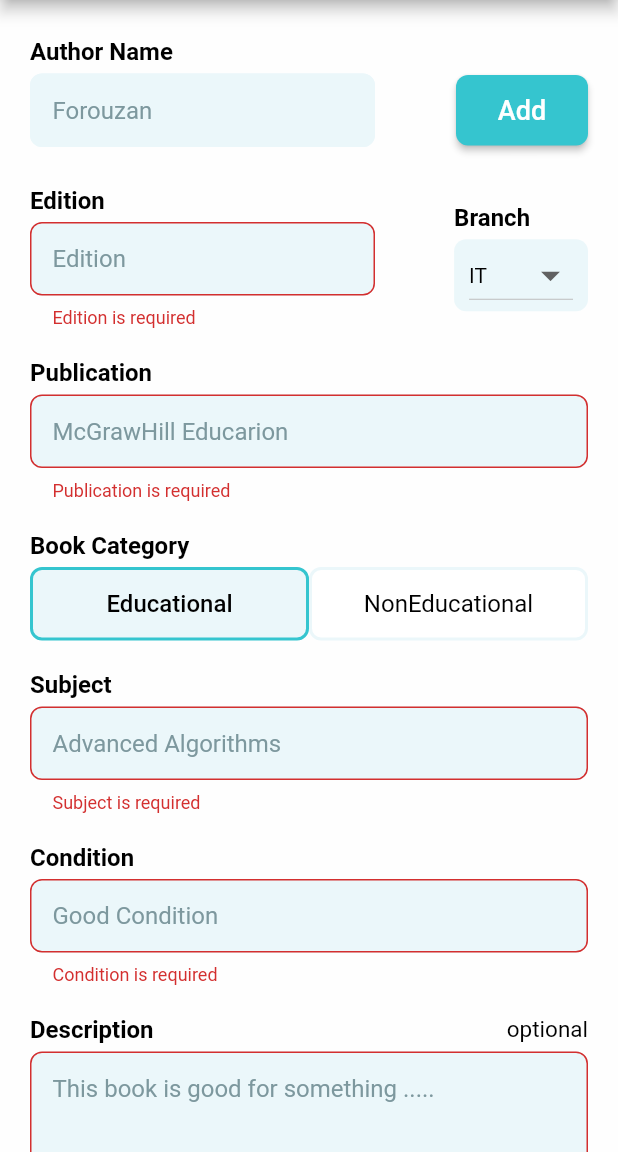
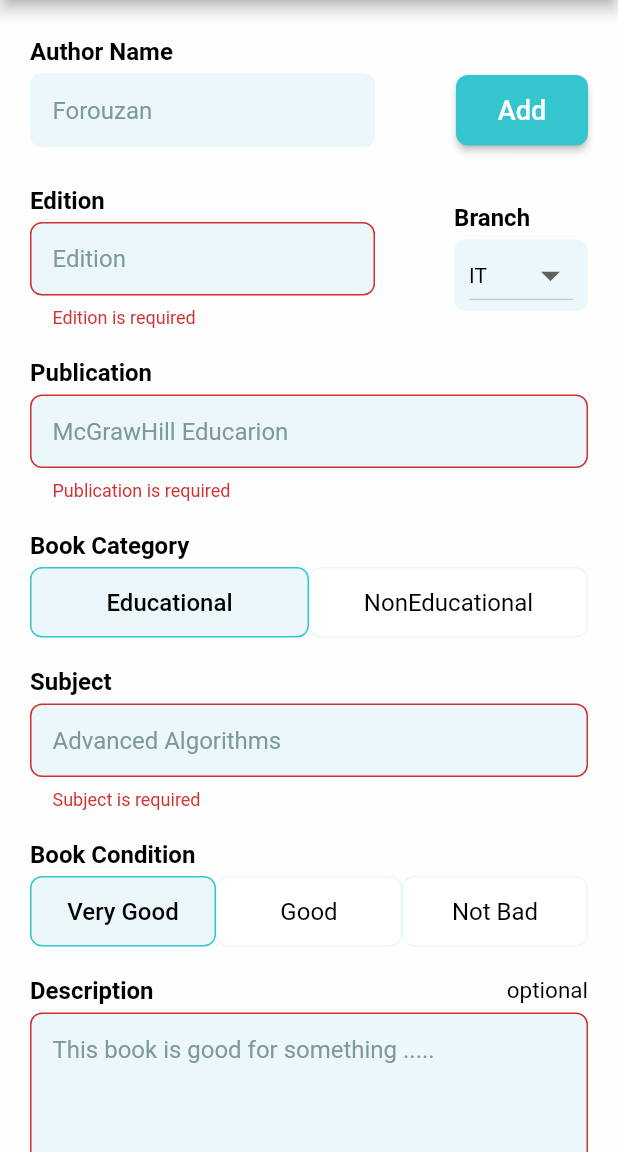
Before and after one commit to sourabhb77/ShopConn-Flutter-App, a Flutter app: the AddProuctScreen screen opened directly, after a tap on "Next", on a phone screen of 412 x 824 dp, the part 84-1236 px from its top. Run offline on Flutter 3.47's test engine with Material 2 defaults, Android fonts, the phone set to English and light mode, and no system bars; our stand-ins replace carousel_slider, cloud_firestore, firebase_auth, firebase_storage, image_cropper, image_picker and 1 more; missing offline and left inert: dart:ffi; accounts and stored records are empty.

Commit message:
addscreen book uiV2

```diff
--- a/lib/screens/AddProductScreen.dart
+++ b/lib/screens/AddProductScreen.dart
@@ -40,27 +40,40 @@ class _AddProuctScreenState extends State<AddProuctScreen> {
   Widget _buildProductNameField() {
     return Container(
       margin: EdgeInsets.symmetric(horizontal: 20.0, vertical: 10.0),
-      child: TextFormField(
+      child: Column(
+        crossAxisAlignment: CrossAxisAlignment.start,
+        children: [
+          Text(
+            "Product Name",
+            style: TextStyle(
+              fontSize: 16.0,
+              color: sc_ItemTitleColor,
+              fontWeight: FontWeight.w600,
+            ),
+          ),
+          SizedBox(height: 5.0,),
+          TextFormField(
             decoration: InputDecoration(
               fillColor: sc_InputBackgroundColor,
               filled: true,
-          prefixIcon: Icon(
-            Icons.print,
-            color: sc_ItemTitleColor,
-          ),
-          hintText: "Product Name",
+              isDense: true,
+              contentPadding: EdgeInsets.all(15),
+              hintText: "eg. Boiler Suit, Algorithms",
               hintStyle: TextStyle(
                 color: sc_InputHintTextColor,
                 fontSize: 16.0,
               ),
-          enabledBorder: UnderlineInputBorder(
-            borderSide: BorderSide(color: sc_PrimaryColor, width: 3.0),
+              enabledBorder: OutlineInputBorder(
+                borderRadius: BorderRadius.all(Radius.circular(8.0)),
+                borderSide: BorderSide(color: sc_InputBackgroundColor),
               ),
-          focusedBorder: UnderlineInputBorder(
-            borderSide: BorderSide(color: sc_PrimaryColor, width: 3.0),
+              focusedBorder: OutlineInputBorder(
+                borderSide: BorderSide(color: sc_InputBackgroundColor),
+                borderRadius: BorderRadius.all(Radius.circular(8.0)),
               ),
-          border: UnderlineInputBorder(
-            borderSide: BorderSide(color: sc_PrimaryColor, width: 3.0),
+              border: OutlineInputBorder(
+                borderSide: BorderSide(color: sc_InputBackgroundColor),
+                borderRadius: BorderRadius.all(Radius.circular(8.0)),
               ),
             ),
             keyboardType: TextInputType.text,
@@ -96,6 +109,8 @@ class _AddProuctScreenState extends State<AddProuctScreen> {
               print("\n****************\n");
             },
           ),
+        ],
+      ),
     );
   }
 
@@ -129,8 +144,9 @@ class _AddProuctScreenState extends State<AddProuctScreen> {
                   "Whats Your Product Details ?\nfill here",
                   style: TextStyle(
                     color: sc_ItemInfoColor,
-                    fontSize: 16.0,
-                    fontWeight: FontWeight.w500,
+                    fontSize: 18.0,
+                    fontWeight: FontWeight.w700,
+                    letterSpacing: 1.0,
                   ),
                 ),
               ),
@@ -140,7 +156,7 @@ class _AddProuctScreenState extends State<AddProuctScreen> {
 
               _buildProductNameField(),
               SizedBox(
-                height: 30.0,
+                height: 10.0,
               ),
               Padding(
                 padding: const EdgeInsets.symmetric(horizontal: 20.0),
@@ -149,7 +165,7 @@ class _AddProuctScreenState extends State<AddProuctScreen> {
                   style: TextStyle(
                     color: sc_ItemInfoColor,
                     fontSize: 16.0,
-                    fontWeight: FontWeight.w500,
+                    fontWeight: FontWeight.w600,
                   ),
                 ),
               ),
--- a/lib/screens/AddProductScreen_Book.dart
+++ b/lib/screens/AddProductScreen_Book.dart
@@ -27,6 +27,7 @@ class _AddProuctScreen_BookState extends State<AddProuctScreen_Book> {
   List<String> authorList = [];
   String _branch = 'IT';
   String _bookCat = "Educational";
+  String _condition ="Very Good"; //[very good, good , not bad]
   // List newList = List.from(authorList);
   TextEditingController authorListController = new TextEditingController();
   List<File> imageList= List(); //To store Path of each Images
@@ -181,11 +182,14 @@ class _AddProuctScreen_BookState extends State<AddProuctScreen_Book> {
               if (value.isEmpty) {
                 return 'Edition is required';
               }
+              try {
                 var edi = int.tryParse(value);
                 if (edi <1  || edi > 10) {
                   return 'Edition must be betweem 1 and 10';
                 }
-
+              } catch (err) {
+                return 'Edition must be number';
+              }
               return null;
             },
             onSaved: (String value) {
@@ -274,8 +278,6 @@ class _AddProuctScreen_BookState extends State<AddProuctScreen_Book> {
     );
   }
 
-
-
   Widget _buildPriceField() {
     return Container(
       width: 150.0,
@@ -332,11 +334,14 @@ class _AddProuctScreen_BookState extends State<AddProuctScreen_Book> {
               if (value.isEmpty) {
                 return 'Price is required';
               }
+              try {
                 var pr = int.tryParse(value);
                 if (pr <0  || pr > 30000) {
                   return 'Price must be greater equal to 0';
                 }
-
+              } catch (err) {
+                return 'Price must be number';
+              }
               return null;
             },
             onSaved: (String value) {
@@ -349,7 +354,6 @@ class _AddProuctScreen_BookState extends State<AddProuctScreen_Book> {
       ),
     );
   }
-
 
   Widget _buildPublication() {
     return Container(
@@ -420,7 +424,7 @@ class _AddProuctScreen_BookState extends State<AddProuctScreen_Book> {
         crossAxisAlignment: CrossAxisAlignment.start,
         children: [
           Text(
-            "Condition",
+            "Book Condition",
             style: TextStyle(
               fontSize: 16.0,
               color: sc_ItemTitleColor,
@@ -428,140 +432,108 @@ class _AddProuctScreen_BookState extends State<AddProuctScreen_Book> {
             ),
           ),
           SizedBox(height: 5.0,),
-          TextFormField(
-            // maxLines: 5,
-            decoration: InputDecoration(
-              fillColor: sc_InputBackgroundColor,
-              filled: true,
-              isDense: true,
-              contentPadding: EdgeInsets.all(15),
-              hintText: "Good Condition",
-              hintStyle: TextStyle(
-                color: sc_InputHintTextColor,
+          Row(
+            children: <Widget>[
+              Expanded(
+                flex: 2,
+                child: GestureDetector(
+                  onTap: () => setState(() => _condition = "Very Good"),
+                  child: Container(
+                    decoration: BoxDecoration(
+                      color: _condition == "Very Good" ? sc_InputBackgroundColor : sc_AppBarTextColor,
+                      border: Border.all(
+                        color: _condition == "Very Good" ? sc_PrimaryColor : sc_InputBackgroundColor,
+                        width: 1.0,
+                      ),
+                      borderRadius: BorderRadius.circular(8.0),
+
+                    ),
+                    padding: EdgeInsets.symmetric(vertical: 13.0),
+                    child: Column(
+                      mainAxisAlignment: MainAxisAlignment.center,
+                      children: [
+                        Text(
+                          "Very Good",
+                          style: TextStyle(
                             fontSize: 16.0,
-              ),
-              enabledBorder: OutlineInputBorder(
-                borderRadius: BorderRadius.all(Radius.circular(8.0)),
-                borderSide: BorderSide(color: sc_InputBackgroundColor),
-              ),
-              focusedBorder: OutlineInputBorder(
-                borderSide: BorderSide(color: sc_InputBackgroundColor),
-                borderRadius: BorderRadius.all(Radius.circular(8.0)),
-              ),
-              border: OutlineInputBorder(
-                borderSide: BorderSide(color: sc_InputBackgroundColor),
-                borderRadius: BorderRadius.all(Radius.circular(8.0)),
+                            color: sc_ItemTitleColor,
+                            fontWeight: _condition == "Very Good" ? FontWeight.w500 : FontWeight.normal,
                           ),
                         ),
-            keyboardType: TextInputType.text,
-            validator: (String value) {
-              if (value.isEmpty) {
-                return 'Condition is required';
-              }
+                      ],
+                    ),
+                  ),
+                ),
+              ),
+              Expanded(
+                flex: 2,
+                child: GestureDetector(
+                  onTap: () => setState(() => _condition = "Good"),
+                  child: Container(
+                    // margin: EdgeInsets.symmetric(horizontal: 2.0),
+                    decoration: BoxDecoration(
+                      color: _condition == "Good" ? sc_InputBackgroundColor : sc_AppBarTextColor,
+                      border: Border.all(
+                        color: _condition == "Good" ? sc_PrimaryColor : sc_InputBackgroundColor,
+                        width: 1.0,
+                      ),
+                      borderRadius: BorderRadius.circular(8.0),
 
-              if (value.length <5  || value.length > 100) {
-                return 'Condition must be betweem 4 and 100 characters';
-              }
+                    ),
+                    padding: EdgeInsets.symmetric(vertical: 13.0),
+                    child: Column(
+                      mainAxisAlignment: MainAxisAlignment.center,
+                      children: [
+                        Text(
+                          "Good",
+                          style: TextStyle(
+                            fontSize: 16.0,
+                            color: sc_ItemTitleColor,
+                            fontWeight: _condition == "Good" ? FontWeight.w500 : FontWeight.normal,
+                          ),
+                        ),
+                      ],
+                    ),
+                  ),
+                ),
+              ),
+              Expanded(
+                flex: 2,
+                child: GestureDetector(
+                  onTap: () => setState(() => _condition = "Not Bad"),
+                  child: Container(
+                    decoration: BoxDecoration(
+                      color: _condition == "Not Bad" ? sc_InputBackgroundColor : sc_AppBarTextColor,
+                      border: Border.all(
+                        color: _condition == "Not Bad" ? sc_PrimaryColor : sc_InputBackgroundColor,
+                        width: 1.0,
+                      ),
+                      borderRadius: BorderRadius.circular(8.0),
 
-              return null;
-            },
-            onSaved: (String value) {
-              _currentBook.condition =value;
-              print(value);
-            },
                     ),
+                    padding: EdgeInsets.symmetric(vertical: 13.0),
+                    child: Column(
+                      mainAxisAlignment: MainAxisAlignment.center,
+                      children: [
+                        Text(
+                          "Not Bad",
+                          style: TextStyle(
+                            fontSize: 16.0,
+                            color: sc_ItemTitleColor,
+                            fontWeight: _condition == "Not Bad" ? FontWeight.w500 : FontWeight.normal,
+                          ),
+                        ),
+                      ],
+                    ),
+                  ),
+                ),
+              ),
+            ],
+          )
         ],
       ),
     );
   }
-
-
-
-  // Widget _buildCondition() {
-  //   return Container(
-  //     margin: EdgeInsets.symmetric(horizontal: 20.0, vertical: 10.0),
-  //     child: Column(
-  //       crossAxisAlignment: CrossAxisAlignment.start,
-  //       children: [
-  //         Text(
-  //           "Book Condition",
-  //           style: TextStyle(
-  //             fontSize: 16.0,
-  //             color: sc_ItemTitleColor
-  //           ),
-  //         ),
-  //         SizedBox(height: 5.0,),
-  //         Row(
-  //           children: <Widget>[
-  //             Expanded(
-  //               flex: 3,
-  //               child: GestureDetector(
-  //                 onTap: () => setState(() => _bookCat = "Educational"),
-  //                 child: Container(
-  //                   decoration: BoxDecoration(
-  //                     color: _bookCat == "Educational" ? sc_InputBackgroundColor : sc_AppBarTextColor,
-  //                     border: Border.all(
-  //                       color: _bookCat == "Educational" ? sc_PrimaryColor : sc_InputBackgroundColor,
-  //                       width: 2.0,
-  //                     ),
-  //                     borderRadius: BorderRadius.circular(8.0),
-
-  //                   ),
-  //                   padding: EdgeInsets.symmetric(vertical: 13.0),
-  //                   child: Column(
-  //                     mainAxisAlignment: MainAxisAlignment.center,
-  //                     children: [
-  //                       Text(
-  //                         "Educational",
-  //                         style: TextStyle(
-  //                           fontSize: 16.0,
-  //                           color: sc_ItemTitleColor,
-  //                           fontWeight: _bookCat == "Educational" ? FontWeight.w500 : FontWeight.normal,
-  //                         ),
-  //                       ),
-  //                     ],
-  //                   ),
-  //                 ),
-  //               ),
-  //             ),
-  //             Expanded(
-  //               flex: 3,
-  //               child: GestureDetector(
-  //                 onTap: () => setState(() => _bookCat = "NonEducational"),
-  //                 child: Container(
-  //                   decoration: BoxDecoration(
-  //                     color: _bookCat == "NonEducational" ? sc_InputBackgroundColor : sc_AppBarTextColor,
-  //                     border: Border.all(
-  //                       color: _bookCat == "NonEducational" ? sc_PrimaryColor : sc_InputBackgroundColor,
-  //                       width: 2.0,
-  //                     ),
-  //                     borderRadius: BorderRadius.circular(8.0),
-
-  //                   ),
-  //                   padding: EdgeInsets.symmetric(vertical: 13.0),
-  //                   child: Column(
-  //                     mainAxisAlignment: MainAxisAlignment.center,
-  //                     children: [
-  //                       Text(
-  //                         "NonEducational",
-  //                         style: TextStyle(
-  //                           fontSize: 16.0,
-  //                           color: sc_ItemTitleColor,
-  //                           fontWeight: _bookCat == "NonEducational" ? FontWeight.w500 : FontWeight.normal,
-  //                         ),
-  //                       ),
-  //                     ],
-  //                   ),
-  //                 ),
-  //               ),
-  //             ),
-  //           ],
-  //         )
-  //       ],
-  //     ),
-  //   );
-  // }
-
 
   Widget _buildSubject() {
     return Container(
@@ -670,8 +642,6 @@ class _AddProuctScreen_BookState extends State<AddProuctScreen_Book> {
     );
   }
 
-
-
   Widget _buildBookCategory() {
     return Container(
       margin: EdgeInsets.symmetric(horizontal: 20.0, vertical: 10.0),
@@ -698,7 +668,7 @@ class _AddProuctScreen_BookState extends State<AddProuctScreen_Book> {
                       color: _bookCat == "Educational" ? sc_InputBackgroundColor : sc_AppBarTextColor,
                       border: Border.all(
                         color: _bookCat == "Educational" ? sc_PrimaryColor : sc_InputBackgroundColor,
-                        width: 2.0,
+                        width: 1.0,
                       ),
                       borderRadius: BorderRadius.circular(8.0),
 
@@ -729,7 +699,7 @@ class _AddProuctScreen_BookState extends State<AddProuctScreen_Book> {
                       color: _bookCat == "NonEducational" ? sc_InputBackgroundColor : sc_AppBarTextColor,
                       border: Border.all(
                         color: _bookCat == "NonEducational" ? sc_PrimaryColor : sc_InputBackgroundColor,
-                        width: 2.0,
+                        width: 1.0,
                       ),
                       borderRadius: BorderRadius.circular(8.0),
 
@@ -886,26 +856,40 @@ class _AddProuctScreen_BookState extends State<AddProuctScreen_Book> {
               _buildDescriptionField(),
               _buildPriceField(),
 
-              SizedBox(
-                height: 30.0,
+              // SizedBox(
+              //   height: 30.0,
+              // ),
+
+              GestureDetector(
+                onTap: () {
+                    _SelectImage();
+                },
+                child: Container(
+                  height: 80.0,
+                  decoration: BoxDecoration(
+                    color: sc_InputBackgroundColor,
+                    border: Border.all(
+                      color: sc_PrimaryColor,
+                      width: 1.0,
                     ),
-
-              Row(
+                    borderRadius: BorderRadius.circular(8.0),
+                  ),
+                  margin: EdgeInsets.symmetric(horizontal: 20.0, vertical: 10.0),
+                  child: Row(
                     mainAxisAlignment: MainAxisAlignment.center,
+                    crossAxisAlignment: CrossAxisAlignment.center,
                     children: <Widget>[
-                RaisedButton(
-                  color: sc_InputBackgroundColor,
-                  child: Text('Choose Photo'),
-                  onPressed: () {
-                    _SelectImage();
-                    // Navigator.push(
-                    //   context,
-                    //   MaterialPageRoute(builder: (context) => SavedProductScreen()),
-                    // );
-                  },
+                      Text(
+                        "Choose Photo",
+                        style: TextStyle(
+                          fontSize: 16.0,
+                          color: sc_ItemTitleColor,
+                          fontWeight: FontWeight.w600,
                         ),
-
+                      ),
                     ],
+                  ),
+                ),
               ),
               SizedBox(
                 height: 30.0,
@@ -957,6 +941,7 @@ class _AddProuctScreen_BookState extends State<AddProuctScreen_Book> {
                       onPressed: () {
                         _currentBook.authorList = authorList;
                         _currentBook.bookCategory = _bookCat;
+                        _currentBook.condition = _condition;
                         if (!_formkey.currentState.validate()) {
                           print("Errororororororo");
                         } else { // No Error upload all the details to the database!!
```
Lines whose indentation alone changed are shown as unchanged.
